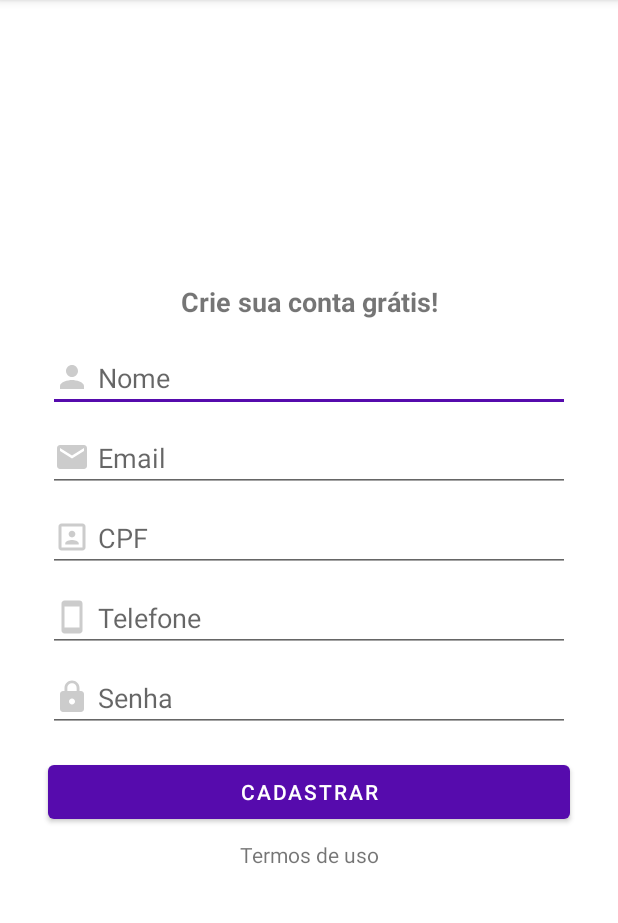
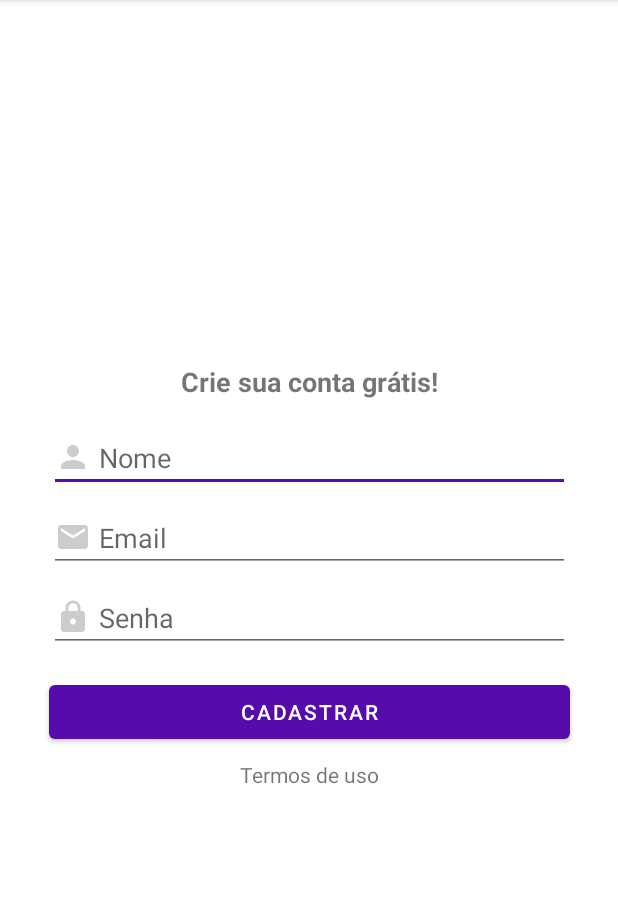
Before and after one commit to ThallesLana/walletcontrol, an Android app: the CadastroActivity screen opened directly, with no data from a screen before it, on a phone screen of 412 x 824 dp, the part 84-1007 px from its top. Run offline under Robolectric (Android 15) with nearby library versions, the phone set to English and light mode, and no system bars; our stand-ins replace Firebase (no records; nobody signed in at launch, a user with empty details on screens opened directly).

Commit message:
Back-end of the registration screen 100% functional

```diff
--- a/app/src/main/java/com/wc/walletcontrol/activity/CadastroActivity.java
+++ b/app/src/main/java/com/wc/walletcontrol/activity/CadastroActivity.java
@@ -19,7 +19,7 @@ import com.wc.walletcontrol.model.Usuario;
 
 public class CadastroActivity extends AppCompatActivity {
 
-    private EditText campoNome, campoEmail, campoCpf, campoTel, campoSenha;
+    private EditText campoNome, campoEmail, campoSenha;
     private Button botaoCadastrar;
     private FirebaseAuth autenticacao;
     private Usuario usuario;
@@ -31,8 +31,6 @@ public class CadastroActivity extends AppCompatActivity {
 
         campoNome   = findViewById(R.id.editName);
         campoEmail  = findViewById(R.id.editEmail);
-        campoCpf    = findViewById(R.id.editCpf);
-        campoTel    = findViewById(R.id.editPhone);
         campoSenha  = findViewById(R.id.editPassword);
         botaoCadastrar = findViewById(R.id.buttonCad);
 
@@ -42,32 +40,20 @@ public class CadastroActivity extends AppCompatActivity {
 
                 String textoNome    = campoNome.getText().toString();
                 String textoEmail   = campoEmail.getText().toString();
-                String textoCpf     = campoCpf.getText().toString();
-                String textoTel     = campoTel.getText().toString();
                 String textoSenha   = campoSenha.getText().toString();
 
                 // Valida se os campos foram preenchidos
 
                 if ( !textoNome.isEmpty() ){
                     if ( !textoEmail.isEmpty() ){
-                        if ( !textoCpf.isEmpty() ){
-                            if ( !textoTel.isEmpty() ){
                        if ( !textoSenha.isEmpty() ){
                             usuario = new Usuario();
                             usuario.setNome( textoNome );
                             usuario.setEmail( textoEmail );
-                                    usuario.setCpf( textoCpf );
-                                    usuario.setTel( textoTel );
                             usuario.setSenha( textoSenha );
                             cadastrarUsuario();
-                                }else{
+                       }else {
                            Toast.makeText(CadastroActivity.this, "Preencha o campo Senha!", Toast.LENGTH_SHORT).show();
-                                }
-                            }else{
-                                Toast.makeText(CadastroActivity.this, "Preencha o campo Telefone!", Toast.LENGTH_SHORT).show();
-                            }
-                        }else{
-                            Toast.makeText(CadastroActivity.this, "Preencha o campo CPF!", Toast.LENGTH_SHORT).show();
                        }
                     }else{
                         Toast.makeText(CadastroActivity.this, "Preencha o campo Email!", Toast.LENGTH_SHORT).show();
@@ -75,7 +61,6 @@ public class CadastroActivity extends AppCompatActivity {
                 }else{
                     Toast.makeText(CadastroActivity.this, "Preencha o campo Nome!", Toast.LENGTH_SHORT).show();
                 }
-
             }
         });
     }
@@ -89,7 +74,7 @@ public class CadastroActivity extends AppCompatActivity {
             @Override
             public void onComplete(@NonNull Task<AuthResult> task) {
                 if ( task.isSuccessful() ){
-                    Toast.makeText(CadastroActivity.this, "Suceso ao cadastrar o usúario!", Toast.LENGTH_SHORT).show();
+                    Toast.makeText(CadastroActivity.this, "Sucesso ao cadastrar o usúario!", Toast.LENGTH_SHORT).show();
                 }else {
                     Toast.makeText(CadastroActivity.this, "Erro ao cadastrar o usúario!", Toast.LENGTH_SHORT).show();
                 }
--- a/app/src/main/res/layout/activity_cadastro.xml
+++ b/app/src/main/res/layout/activity_cadastro.xml
@@ -8,7 +8,7 @@
 
     <TextView
         android:id="@+id/textView6"
-        android:layout_width="0dp"
+        android:layout_width="347dp"
         android:layout_height="wrap_content"
         android:layout_marginStart="32dp"
         android:layout_marginEnd="32dp"
@@ -26,7 +26,7 @@
 
     <EditText
         android:id="@+id/editName"
-        android:layout_width="0dp"
+        android:layout_width="347dp"
         android:layout_height="wrap_content"
         android:layout_marginStart="32dp"
         android:layout_marginEnd="32dp"
@@ -44,7 +44,7 @@
 
     <EditText
         android:id="@+id/editEmail"
-        android:layout_width="0dp"
+        android:layout_width="347dp"
         android:layout_height="wrap_content"
         android:layout_marginStart="32dp"
         android:layout_marginEnd="32dp"
@@ -54,15 +54,16 @@
         android:ems="10"
         android:hint="Email"
         android:inputType="textWebEmailAddress"
-        app:layout_constraintBottom_toTopOf="@+id/editCpf"
+        app:layout_constraintBottom_toTopOf="@+id/editPassword"
         app:layout_constraintEnd_toEndOf="parent"
         app:layout_constraintStart_toStartOf="parent"
         app:layout_constraintTop_toBottomOf="@+id/editName"
         tools:ignore="Autofill,HardcodedText,RtlHardcoded" />
 
+
     <EditText
         android:id="@+id/editPassword"
-        android:layout_width="0dp"
+        android:layout_width="347dp"
         android:layout_height="wrap_content"
         android:layout_marginStart="32dp"
         android:layout_marginEnd="32dp"
@@ -74,12 +75,12 @@
         app:layout_constraintBottom_toTopOf="@+id/buttonCad"
         app:layout_constraintEnd_toEndOf="parent"
         app:layout_constraintStart_toStartOf="parent"
-        app:layout_constraintTop_toBottomOf="@+id/editPhone"
+        app:layout_constraintTop_toBottomOf="@+id/editEmail"
         tools:ignore="Autofill,HardcodedText,RtlHardcoded" />
 
     <Button
         android:id="@+id/buttonCad"
-        android:layout_width="0dp"
+        android:layout_width="347dp"
         android:layout_height="wrap_content"
         android:layout_marginStart="32dp"
         android:layout_marginTop="16dp"
@@ -95,7 +96,7 @@
 
     <TextView
         android:id="@+id/textView7"
-        android:layout_width="0dp"
+        android:layout_width="347dp"
         android:layout_height="wrap_content"
         android:layout_marginStart="32dp"
         android:layout_marginTop="8dp"
@@ -108,40 +109,4 @@
         app:layout_constraintTop_toBottomOf="@+id/buttonCad"
         tools:ignore="HardcodedText" />
 
-    <EditText
-        android:id="@+id/editCpf"
-        android:layout_width="0dp"
-        android:layout_height="wrap_content"
-        android:layout_marginStart="32dp"
-        android:layout_marginEnd="32dp"
-        android:layout_marginBottom="8dp"
-        android:drawableLeft="@drawable/ic_cpf"
-        android:drawablePadding="5dp"
-        android:ems="10"
-        android:hint="CPF"
-        android:inputType="textPersonName"
-        app:layout_constraintBottom_toTopOf="@+id/editPhone"
-        app:layout_constraintEnd_toEndOf="parent"
-        app:layout_constraintHorizontal_bias="0.0"
-        app:layout_constraintStart_toStartOf="parent"
-        app:layout_constraintTop_toBottomOf="@+id/editEmail"
-        tools:ignore="Autofill,HardcodedText,RtlHardcoded" />
-
-    <EditText
-        android:id="@+id/editPhone"
-        android:layout_width="0dp"
-        android:layout_height="wrap_content"
-        android:layout_marginStart="32dp"
-        android:layout_marginEnd="32dp"
-        android:layout_marginBottom="8dp"
-        android:drawableLeft="@drawable/ic_phone"
-        android:drawablePadding="5dp"
-        android:ems="10"
-        android:hint="Telefone"
-        android:inputType="phone"
-        app:layout_constraintBottom_toTopOf="@+id/editPassword"
-        app:layout_constraintEnd_toEndOf="parent"
-        app:layout_constraintStart_toStartOf="parent"
-        app:layout_constraintTop_toBottomOf="@+id/editCpf"
-        tools:ignore="Autofill,HardcodedText,RtlHardcoded" />
 </androidx.constraintlayout.widget.ConstraintLayout>
```
Also changed, not shown: app/src/main/java/com/wc/walletcontrol/model/Usuario.java (+0 -21 lines), app/src/main/res/layout/intro_cadastro.xml (+14 -13 lines). Lines whose indentation alone changed are shown as unchanged.
